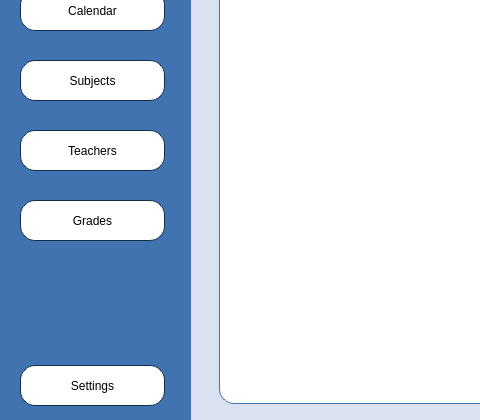
This is Planner/subjectsmain.ui in BeliaViktoria/Planner as Qt 5 draws it before an edit; both pictures show x 0 to 480 and y 230 to 650 of the 1000 by 650 pixel window. The edited form follows.
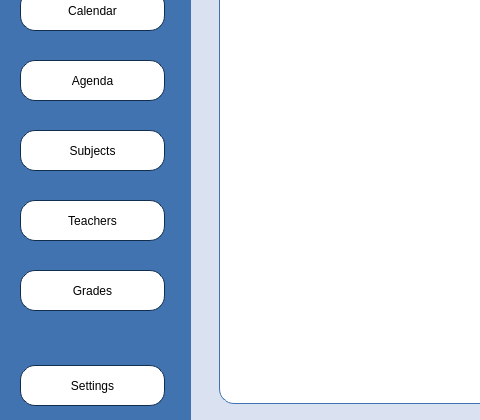
This is the edited form.

Patch:
```diff
--- a/Planner/subjectsmain.ui
+++ b/Planner/subjectsmain.ui
@@ -186,7 +186,7 @@
     <property name="geometry">
      <rect>
       <x>20</x>
-      <y>290</y>
+      <y>360</y>
       <width>145</width>
       <height>41</height>
      </rect>
@@ -208,7 +208,7 @@
     <property name="geometry">
      <rect>
       <x>20</x>
-      <y>360</y>
+      <y>430</y>
       <width>145</width>
       <height>41</height>
      </rect>
@@ -230,7 +230,7 @@
     <property name="geometry">
      <rect>
       <x>20</x>
-      <y>430</y>
+      <y>500</y>
       <width>145</width>
       <height>41</height>
      </rect>
@@ -292,6 +292,28 @@
      <string>Calendar</string>
     </property>
    </widget>
+   <widget class="QPushButton" name="pushButton_Agenda">
+    <property name="geometry">
+     <rect>
+      <x>20</x>
+      <y>290</y>
+      <width>145</width>
+      <height>41</height>
+     </rect>
+    </property>
+    <property name="styleSheet">
+     <string notr="true">font: 14pt &quot;Gentium Book Basic&quot;;
+color: black;
+background: rgb(255, 255, 255);
+border-radius: 15px;
+border-style: solid;
+border-width: 1px;
+border-color:rgb(18, 46, 79);</string>
+    </property>
+    <property name="text">
+     <string>Agenda</string>
+    </property>
+   </widget>
    <zorder>pushButton_Overview</zorder>
    <zorder>pushButton_Timetable</zorder>
    <zorder>pushButton_Subjects</zorder>
```
Left out of the diff: 1 changed line with no effect on the pictures.
